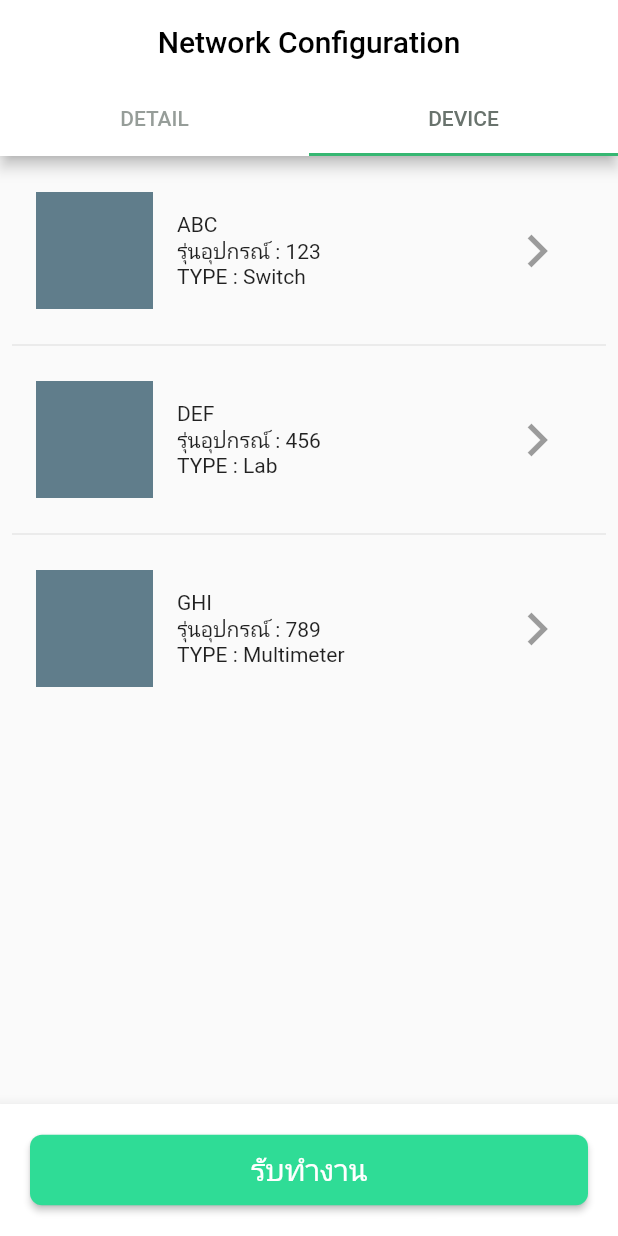
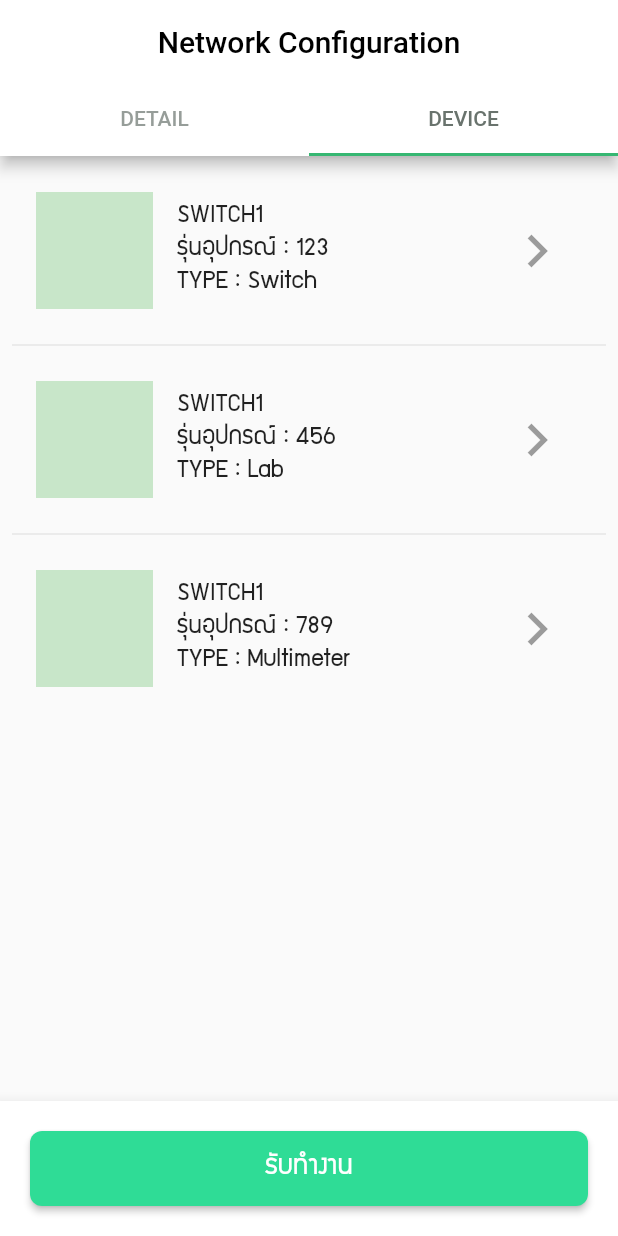
Before and after one commit to godprogrammer3/technician_app, a Flutter app: the screen it shows after launch, tab 2 chosen, on a phone screen of 412 x 824 dp. Run offline on Flutter 3.47's test engine with Material 2 defaults, Android fonts, the phone set to English and light mode, and no system bars; our stand-ins replace bloc, data_connection_checker, equatable, flutter_bloc, flutter_svg, pin_code_fields; missing offline and left inert: configurable_expansion_tile.

Commit message:
edit ui eiei

```diff
--- a/lap_app/lib/ui/pages/task_detail_page.dart
+++ b/lap_app/lib/ui/pages/task_detail_page.dart
@@ -31,18 +31,22 @@ class TaskDetail extends StatelessWidget{
         ],),
 
         bottomNavigationBar: BottomAppBar(
+
         color: Colors.white,
         child: Container(
           margin: EdgeInsets.all(20),
+          width: double.infinity,
+          height: 50,
           child:
             RaisedButton(
             color: const Color(0xFF2FDC96),
-            shape: RoundedRectangleBorder(borderRadius: new BorderRadius.circular(8.0),  ),
+            shape: RoundedRectangleBorder(borderRadius: new BorderRadius.circular(8.0), ),
             textColor: Colors.white,
+
             onPressed: ()=>print('hello'),
             child: Container(
-              margin: EdgeInsets.all(10),
-              child: Text('รับทำงาน', style: TextStyle(fontSize: 20))
+              margin: EdgeInsets.only(left: 10,right: 10,),
+              child: Text('รับทำงาน', style: TextStyle(fontFamily: 'supermarket',fontSize: 20),)
             ),
           ),
         )
--- a/lap_app/lib/ui/widget/task_detail.dart
+++ b/lap_app/lib/ui/widget/task_detail.dart
@@ -8,7 +8,7 @@ import 'package:flutter/material.dart';
   Widget buildBodyDetail(BuildContext contex){
     var nameCustomer = "PTT";
     var nameProject = "eieieieiei";
-    var detailJob = "Hello za haha +";
+    var detailJob = "1. การเพิ่ม vlan และ IP Interface \n\n2. การเพิ่ม Route ให้กับ Controller ทำการใส่ IP Address, \n\nNetwork Mask และรายละเอียดต่างๆ \n\n3. การ NAT IP \n\n4. การทำ DHCP Server \n\n5. การเพิ่ม Radius Server \n\n";
 
       return  ListView(
         scrollDirection: Axis.vertical,
@@ -20,32 +20,60 @@ import 'package:flutter/material.dart';
               children: <Widget>[
 
                 Container(
-                  padding: EdgeInsets.all(10),
-                  child: Text('รายละเอียดโปรเจค'),
+                  padding: EdgeInsets.only(left: 15,top: 15),
+                  child: Text('รายละเอียดโปรเจค',style: TextStyle(fontFamily: 'supermarket',fontSize: 20,color: Colors.black),),
 
                   ),
-                // SizedBox(height: 10,),
+                 SizedBox(height: 10,),
                 Container(
-                  padding: EdgeInsets.all(10),
+                  padding: EdgeInsets.only(top: 20),
+                   color: Colors.white,
+                   height: 75,
                     child: Container(
+                      margin: EdgeInsets.only(left: 25),
+                      //color: Colors.grey,
+                      width: double.infinity,
+                      height: 70,
                       child: Column(
+
                         crossAxisAlignment: CrossAxisAlignment.start,
                         children: <Widget>[
-                          Text('ชื่อลูกค้า : $nameCustomer'),
-                          Text('Project : $nameProject'),
+
+                          Text('ชื่อลูกค้า : $nameCustomer',style: TextStyle(fontFamily: 'supermarket',fontSize: 18),),
+                          SizedBox(height: 7,),
+                          Text('Project : $nameProject',style: TextStyle(fontFamily: 'supermarket',fontSize: 18),),
                         ],
                       ),
                     )
                   ),
 
                 Container(
-                  padding: EdgeInsets.all(10),
-                  child: Text('รายละเอียดงาน'),
+                  padding: EdgeInsets.only(left: 15,top: 15),
+                  child: Text('รายละเอียดงาน',style: TextStyle(fontFamily: 'supermarket',fontSize: 20),),
                   ),
+                  SizedBox(height: 10,),
 
                 Container(
-                  padding: EdgeInsets.all(10),
-                  child: Text('$detailJob'),
+                  padding: EdgeInsets.only(top: 20),
+                  color: Colors.white,
+                  width: double.infinity,
+                  height:500,
+                  child: Container(
+                      margin: EdgeInsets.only(left: 25),
+                      //color: Colors.grey,
+                      width: double.infinity,
+                      height: 70,
+                      child: Column(
+
+                        crossAxisAlignment: CrossAxisAlignment.start,
+                        children: <Widget>[
+
+                          Text('$detailJob',style: TextStyle(fontFamily: 'supermarket',fontSize: 18),),
+                        ],
+                      ),
+                    )
+
+                  //Text('$detailJob',style: TextStyle(fontFamily: 'supermarket',fontSize: 18),),
                   )
 
               ],
--- a/lap_app/lib/ui/widget/task_device.dart
+++ b/lap_app/lib/ui/widget/task_device.dart
@@ -9,7 +9,7 @@ import 'package:flutter/material.dart';
       final List<String> entries = <String>['A', 'B', 'C'];
       final List<int> colorCodes = <int>[600, 500, 100];
 
-      List<String> nameDevice = <String>['ABC','DEF','GHI'];
+      List<String> nameDevice = <String>['SWITCH1','SWITCH1','SWITCH1'];
       List<String> modelDevice = <String>['123','456','789'];
       List<String> typeDevice = <String>['Switch','Lab','Multimeter'];
 
@@ -35,7 +35,7 @@ import 'package:flutter/material.dart';
                           //   fit: BoxFit.fill,
                           // ),
                           shape: BoxShape.rectangle,
-                          color: Colors.blueGrey
+                          color: Colors.green[100]
                         ),
                       ),
 
@@ -43,9 +43,11 @@ import 'package:flutter/material.dart';
 
                         child: Column(
                           children: <Widget>[
-                            Align(alignment: Alignment.centerLeft,child:  Text('${nameDevice[index]}')),
-                            Align(alignment: Alignment.centerLeft,child:  Text('รุ่นอุปกรณ์ : ${modelDevice[index]} '),),
-                            Align(alignment: Alignment.centerLeft,child:  Text('TYPE : ${typeDevice[index]}'),),
+                            Align(alignment: Alignment.centerLeft,child:  Text('${nameDevice[index]}',style: TextStyle(fontFamily: 'supermarket',fontSize: 18),)),
+                            Container(margin: EdgeInsets.only(top: 6),),
+                            Align(alignment: Alignment.centerLeft,child:  Text('รุ่นอุปกรณ์ : ${modelDevice[index]} ',style: TextStyle(fontFamily: 'supermarket',fontSize: 18)),),
+                            Container(margin: EdgeInsets.only(top: 6),),
+                            Align(alignment: Alignment.centerLeft,child:  Text('TYPE : ${typeDevice[index]}',style: TextStyle(fontFamily: 'supermarket',fontSize: 18)),),
                           ],
 
                         ),
@@ -54,7 +56,9 @@ import 'package:flutter/material.dart';
 
                       Container(
                         margin: EdgeInsets.all(16),
-                          child: IconButton(iconSize: 44.0,icon: Icon(Icons.keyboard_arrow_right),onPressed: null,),
+                          child: IconButton(
+                            iconSize: 44.0,
+                            icon: Icon(Icons.keyboard_arrow_right),color: Colors.grey[50],onPressed: null,),
                       )
                     ],
                   )
--- a/lap_app/pubspec.yaml
+++ b/lap_app/pubspec.yaml
@@ -26,7 +26,7 @@ dev_dependencies:
 flutter:
   uses-material-design: true
   assets:
-    - assets/images/
+    - assets/images/but_npress.svg
   fonts:
     - family: supermarket
       fonts:
```
Also changed, not shown: lap_app/assets/images/but_press.svg (added).
